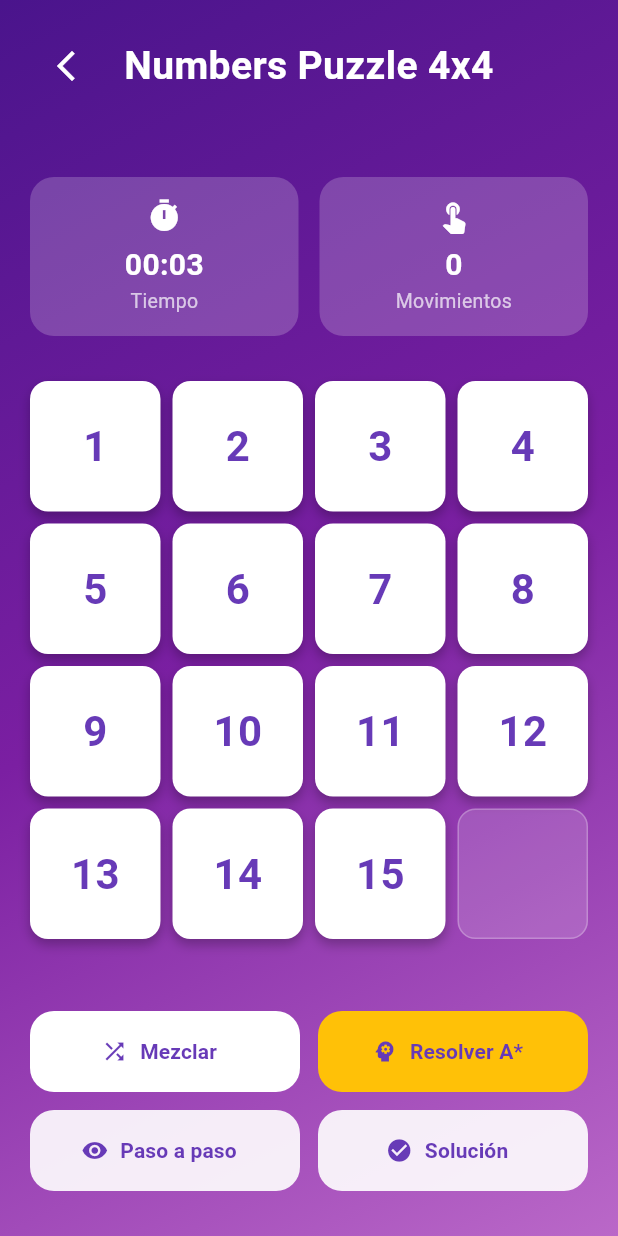
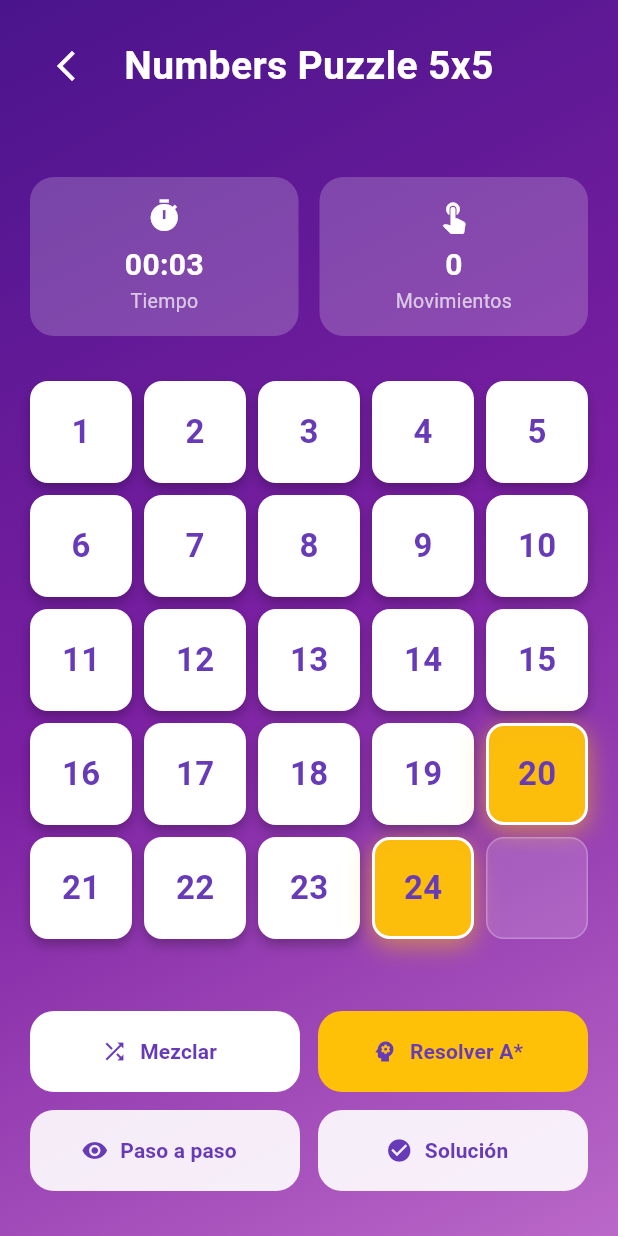
Before and after one commit to JhousefSilva1/Diplomado-Full-Stack--Modulo-3---Desarrollo-movil, a Flutter app: the NumberPuzzleView screen opened directly, after a tap on an icon or button, on a phone screen of 412 x 824 dp. Run offline on Flutter 3.47's test engine with Material 3 defaults, Android fonts, the phone set to English and light mode, and no system bars.

Commit message:
adding efects, show squeers can be moved

```diff
--- a/Ptoyeco 1/smart_puzzle/lib/view/number_puzzle_view.dart
+++ b/Ptoyeco 1/smart_puzzle/lib/view/number_puzzle_view.dart
@@ -7,11 +7,13 @@ class PuzzleNode {
   final int g;
   final int h;
 
+
   PuzzleNode({
     required this.state,
     required this.path,
     required this.g,
     required this.h,
+
   });
 
   int get f => g + h;
@@ -29,6 +31,19 @@ class NumberPuzzleView extends StatefulWidget {
 }
 
 class _NumberPuzzleViewState extends State<NumberPuzzleView> {
+
+  bool canMovePiece(int index) {
+  int emptyIndex = pieces.indexOf(0);
+
+  int selectedRow = index ~/ widget.size;
+  int selectedCol = index % widget.size;
+
+  int emptyRow = emptyIndex ~/ widget.size;
+  int emptyCol = emptyIndex % widget.size;
+
+  return (selectedRow == emptyRow && (selectedCol - emptyCol).abs() == 1) ||
+      (selectedCol == emptyCol && (selectedRow - emptyRow).abs() == 1);
+}
 
 
   void showFinalSolutionDialog() {
@@ -390,6 +405,7 @@ void dispose() {
   int seconds = 0;
   Timer? timer;
   bool gameFinished = false;
+  int? lastMovedPiece;
 
   @override
   void initState() {
@@ -429,25 +445,29 @@ void dispose() {
     }
 
 void movePiece(int index) {
+  if (gameFinished) {
+    return;
+  }
+
   int emptyIndex = pieces.indexOf(0);
 
-    int selectedRow = index ~/ widget.size;
-    int selectedCol = index % widget.size;
-
-    int emptyRow = emptyIndex ~/ widget.size;
-    int emptyCol = emptyIndex % widget.size;
-
-    bool isNextToEmpty =
-        (selectedRow == emptyRow && (selectedCol - emptyCol).abs() == 1) ||
-        (selectedCol == emptyCol && (selectedRow - emptyRow).abs() == 1);
-
-if (isNextToEmpty && !gameFinished) {
+  if (canMovePiece(index)) {
     setState(() {
       int temp = pieces[index];
+
       pieces[index] = pieces[emptyIndex];
       pieces[emptyIndex] = temp;
 
+      lastMovedPiece = temp;
       moves++;
+    });
+
+    Future.delayed(const Duration(milliseconds: 250), () {
+      if (mounted) {
+        setState(() {
+          lastMovedPiece = null;
+        });
+      }
     });
 
     checkIfGameFinished();
@@ -1045,29 +1065,57 @@ Row(
                         );
                       }
 
+bool isMovable = canMovePiece(index);
+bool isLastMoved = lastMovedPiece == piece;
+
 return GestureDetector(
   onTap: () {
     movePiece(index);
   },
-                        child: Container(
+  child: AnimatedScale(
+    scale: isLastMoved ? 1.08 : 1.0,
+    duration: const Duration(milliseconds: 180),
+    curve: Curves.easeOutBack,
+    child: AnimatedContainer(
+      duration: const Duration(milliseconds: 220),
+      curve: Curves.easeInOut,
       decoration: BoxDecoration(
-                            color: Colors.white,
+        color: isMovable
+            ? Colors.amber.withValues(alpha: 0.95)
+            : Colors.white,
         borderRadius: BorderRadius.circular(12),
+        border: Border.all(
+          color: isMovable ? Colors.white : Colors.transparent,
+          width: isMovable ? 2 : 0,
+        ),
         boxShadow: [
           BoxShadow(
-                                color: Colors.black.withValues(alpha: 0.25),
-                                blurRadius: 6,
+            color: isMovable
+                ? Colors.amber.withValues(alpha: 0.55)
+                : Colors.black.withValues(alpha: 0.25),
+            blurRadius: isMovable ? 14 : 6,
             offset: const Offset(0, 4),
           ),
         ],
       ),
+      child: AnimatedSwitcher(
+        duration: const Duration(milliseconds: 250),
+        transitionBuilder: (child, animation) {
+          return ScaleTransition(
+            scale: animation,
+            child: child,
+          );
+        },
         child: Center(
+          key: ValueKey(piece),
           child: Text(
             piece.toString(),
             style: TextStyle(
-                                color: Colors.deepPurple,
+              color: isMovable ? Colors.deepPurple : Colors.deepPurple,
               fontSize: widget.size == 5 ? 22 : 28,
               fontWeight: FontWeight.bold,
+            ),
+          ),
         ),
       ),
     ),
--- a/Ptoyeco 1/smart_puzzle/lib/view/puzzle_menu_view.dart
+++ b/Ptoyeco 1/smart_puzzle/lib/view/puzzle_menu_view.dart
@@ -107,7 +107,7 @@ class _PuzzleMenuViewState extends State<PuzzleMenuView> {
                       Navigator.push(
                         context,
                         MaterialPageRoute(
-                          builder: (context) => const NumberPuzzleView(size: 4),
+                          builder: (context) => const NumberPuzzleView(size: 5),
                         ),
                       );
                     } else if (selectedPuzzle == 'Letters Puzzle') {
```
Lines whose indentation alone changed are shown as unchanged.
